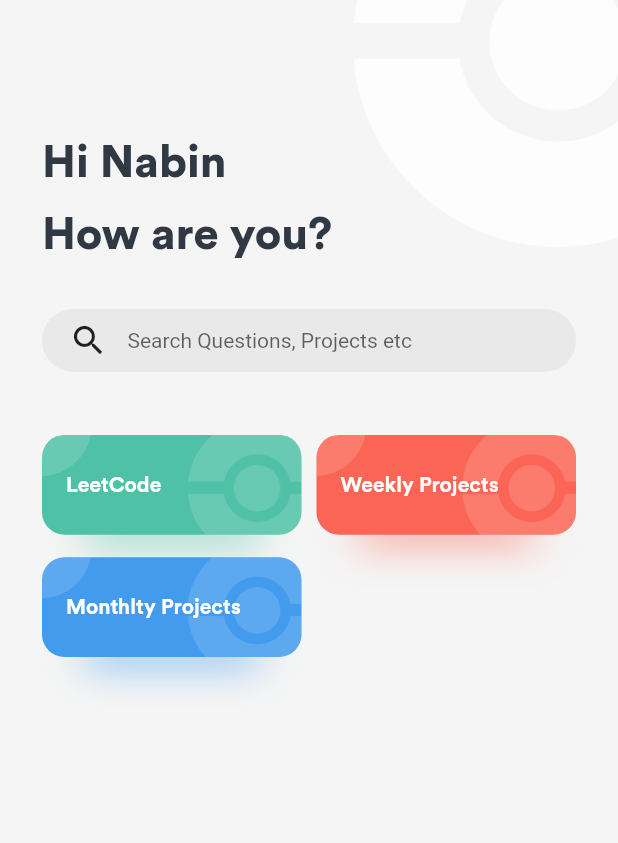
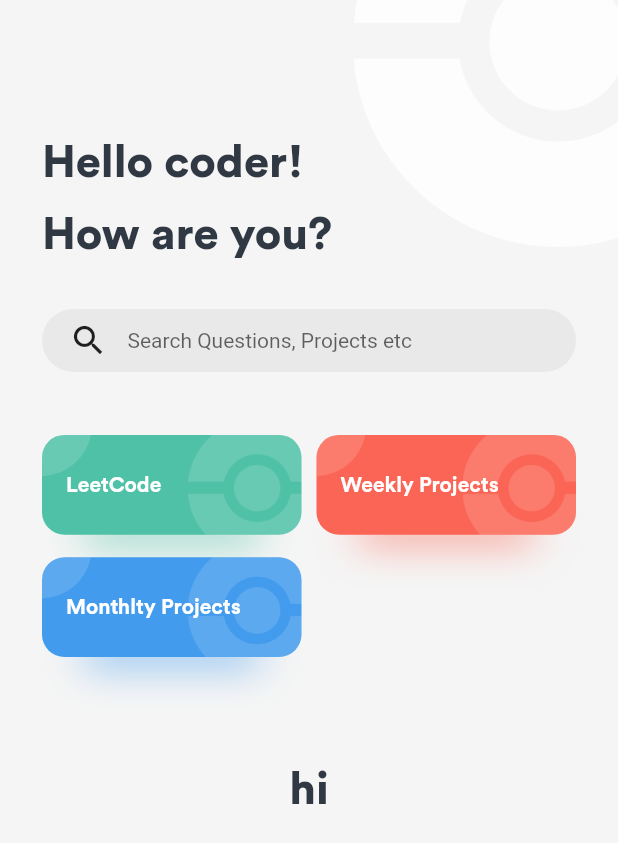
Before and after one commit to NabinKawan/TrackMe, a Flutter app: the screen it shows after launch, on a phone screen of 412 x 824 dp. Shown: the top 843 px of the screen. Run offline on Flutter 3.47's test engine with Material 2 defaults, Android fonts, the phone set to English and light mode, and no system bars; our stand-ins replace flutter_riverpod, logger.

Commit message:
Add latest changes

```diff
--- a/lib/configs/images.dart
+++ b/lib/configs/images.dart
@@ -7,7 +7,7 @@
 }
 
 class AppImages {
-  static const pokeball = _Image('pokeball.png');
+  static const focus = _Image('pokeball.png');
 
   // static Future precacheAssets(BuildContext context) async {
   //   await precacheImage(pokeball, context);
--- a/lib/configs/theme.dart
+++ b/lib/configs/theme.dart
@@ -1,6 +1,6 @@
 import 'package:flutter/material.dart';
 import 'package:flutter/services.dart';
-import 'package:track_me/configs/colors.dart';
+import 'package:track_me/styles/app_colors.dart';
 import 'package:track_me/configs/fonts.dart';
 
 class AppTheme {
--- a/lib/data/categories.dart
+++ b/lib/data/categories.dart
@@ -1,4 +1,4 @@
-import 'package:track_me/configs/colors.dart';
+import 'package:track_me/styles/app_colors.dart';
 import 'package:track_me/domain/entities/category.dart';
 import 'package:track_me/routes.dart';
 
--- /dev/null
+++ b/lib/styles/text_styles.dart
@@ -0,0 +1,14 @@
+import 'package:flutter/material.dart';
+
+class TextStyles {
+  static const TextStyle header1TextStyle = TextStyle(
+    fontSize: 30,
+    height: 1.6,
+    fontWeight: FontWeight.w900,
+  );
+
+  static const TextStyle hintTextStyle = TextStyle(
+    fontSize: 14,
+    height: 1,
+  );
+}
--- a/lib/ui/screens/home/home.dart
+++ b/lib/ui/screens/home/home.dart
@@ -1,5 +1,6 @@
 import 'package:flutter/material.dart';
-import 'package:track_me/configs/colors.dart';
+import 'package:track_me/styles/app_colors.dart';
+import 'package:track_me/styles/text_styles.dart';
 import 'package:track_me/ui/screens/home/widgets/category_grid.dart';
 import 'package:track_me/ui/widgets/pokeball_background.dart';
 import 'package:track_me/ui/widgets/search_bar.dart';
@@ -80,7 +81,14 @@
             ),
           ),
         ],
-        body: const SizedBox(),
+        body: Column(
+          children: const [
+            Text(
+              'hi',
+              style: TextStyles.header1TextStyle,
+            )
+          ],
+        ),
       ),
     );
   }
--- a/lib/ui/screens/home/sections/header_content.dart
+++ b/lib/ui/screens/home/sections/header_content.dart
@@ -22,12 +22,8 @@
                 padding: const EdgeInsets.all(28),
                 alignment: Alignment.bottomLeft,
                 child: const Text(
-                  'Hi Nabin \nHow are you?',
-                  style: TextStyle(
-                    fontSize: 30,
-                    height: 1.6,
-                    fontWeight: FontWeight.w900,
-                  ),
+                  'Hello coder! \nHow are you?',
+                  style: TextStyles.header1TextStyle,
                 ),
               ),
             ),
--- a/lib/ui/screens/home/widgets/category_card.dart
+++ b/lib/ui/screens/home/widgets/category_card.dart
@@ -37,8 +37,24 @@
                 splashColor: Colors.white10,
                 child: Stack(
                   children: [
-                    _buildPokeballDecoration(height: itemHeight),
-                    _buildCircleDecoration(height: itemHeight),
+                    Positioned(
+                      top: -itemHeight * 0.16,
+                      right: -itemHeight * 0.25,
+                      child: Image(
+                        image: AppImages.focus,
+                        width: itemHeight * 1.388,
+                        height: itemHeight * 1.388,
+                        color: Colors.white.withOpacity(0.14),
+                      ),
+                    ),
+                    Positioned(
+                      top: -itemHeight * 0.616,
+                      left: -itemHeight * 0.53,
+                      child: CircleAvatar(
+                        radius: (itemHeight * 1.03) / 2,
+                        backgroundColor: Colors.white.withOpacity(0.14),
+                      ),
+                    ),
                     _CardContent(category.name),
                   ],
                 ),
@@ -47,30 +63,6 @@
           ],
         );
       },
-    );
-  }
-
-  Widget _buildCircleDecoration({required double height}) {
-    return Positioned(
-      top: -height * 0.616,
-      left: -height * 0.53,
-      child: CircleAvatar(
-        radius: (height * 1.03) / 2,
-        backgroundColor: Colors.white.withOpacity(0.14),
-      ),
-    );
-  }
-
-  Widget _buildPokeballDecoration({required double height}) {
-    return Positioned(
-      top: -height * 0.16,
-      right: -height * 0.25,
-      child: Image(
-        image: AppImages.pokeball,
-        width: height * 1.388,
-        height: height * 1.388,
-        color: Colors.white.withOpacity(0.14),
-      ),
     );
   }
 }
--- a/lib/ui/widgets/modal.dart
+++ b/lib/ui/widgets/modal.dart
@@ -1,5 +1,5 @@
 import 'package:flutter/material.dart';
-import 'package:track_me/configs/colors.dart';
+import 'package:track_me/styles/app_colors.dart';
 
 class Modal extends StatelessWidget {
   static const Radius _borderRadius = Radius.circular(30.0);
--- a/lib/ui/widgets/pokeball_background.dart
+++ b/lib/ui/widgets/pokeball_background.dart
@@ -1,10 +1,10 @@
 import 'package:flutter/material.dart';
 import 'package:track_me/configs/app_layout.dart';
-import 'package:track_me/configs/colors.dart';
+import 'package:track_me/styles/app_colors.dart';
 import 'package:track_me/configs/images.dart';
 
 class PokeballBackground extends StatelessWidget {
-  static const double _pokeballWidthFraction = 0.664;
+  static const double _focusIconWidthFraction = 0.664;
 
   final Widget child;
   final Widget? floatingActionButton;
@@ -18,16 +18,16 @@
   @override
   Widget build(BuildContext context) {
     final safeAreaTop = MediaQuery.of(context).padding.top;
-    final pokeballSize =
-        MediaQuery.of(context).size.width * _pokeballWidthFraction;
+    final focusIconSize =
+        MediaQuery.of(context).size.width * _focusIconWidthFraction;
     final appBarHeight = AppBar().preferredSize.height;
     const iconButtonPadding = AppLayout.mainAppBarPadding;
     final iconSize = IconTheme.of(context).size ?? 0;
 
-    final pokeballTopMargin =
-        -(pokeballSize / 2 - safeAreaTop - appBarHeight / 2);
-    final pokeballRightMargin =
-        -(pokeballSize / 2 - iconButtonPadding - iconSize / 2);
+    final focusIconTopMargin =
+        -(focusIconSize / 2 - safeAreaTop - appBarHeight / 2);
+    final focusIconRightMargin =
+        -(focusIconSize / 2 - iconButtonPadding - iconSize / 2);
 
     return Scaffold(
       // backgroundColor: Colors.white,
@@ -35,12 +35,12 @@
         fit: StackFit.expand,
         children: [
           Positioned(
-            top: pokeballTopMargin,
-            right: pokeballRightMargin,
+            top: focusIconTopMargin,
+            right: focusIconRightMargin,
             child: Image(
-              image: AppImages.pokeball,
-              width: pokeballSize,
-              height: pokeballSize,
+              image: AppImages.focus,
+              width: focusIconSize,
+              height: focusIconSize,
               color: AppColors.whiteGrey,
             ),
           ),
--- a/lib/ui/widgets/search_bar.dart
+++ b/lib/ui/widgets/search_bar.dart
@@ -1,5 +1,6 @@
 import 'package:flutter/material.dart';
-import 'package:track_me/configs/colors.dart';
+import 'package:track_me/styles/app_colors.dart';
+import 'package:track_me/styles/text_styles.dart';
 import 'package:track_me/ui/widgets/spacer.dart';
 
 class SearchBar extends StatelessWidget {
@@ -31,11 +32,7 @@
                 isDense: true,
                 hintText: 'Search Questions, Projects etc',
                 contentPadding: EdgeInsets.zero,
-                hintStyle: TextStyle(
-                  fontSize: 14,
-                  // color: AppColors.grey,
-                  height: 1,
-                ),
+                hintStyle:TextStyles.hintTextStyle,
                 border: InputBorder.none,
               ),
             ),
```
Also changed, not shown: lib/styles/app_colors.dart (renamed from lib/configs/colors.dart).
